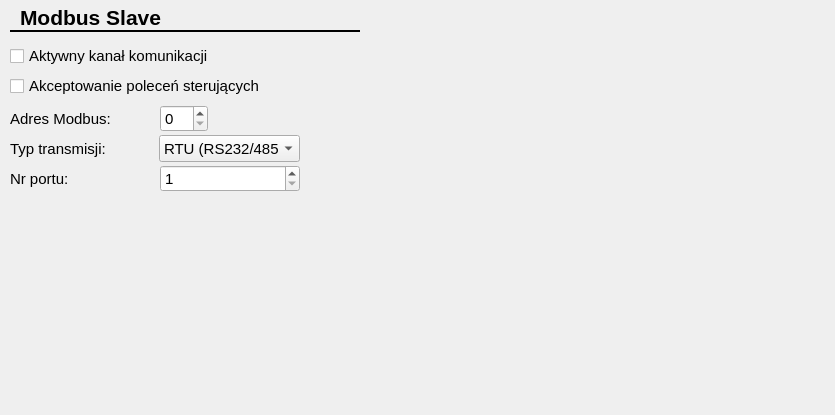
Above: CfgForms/cmodbusslavecfgform.ui from kaczmar55/koneor_v2 before the change. Below: the same form after it.
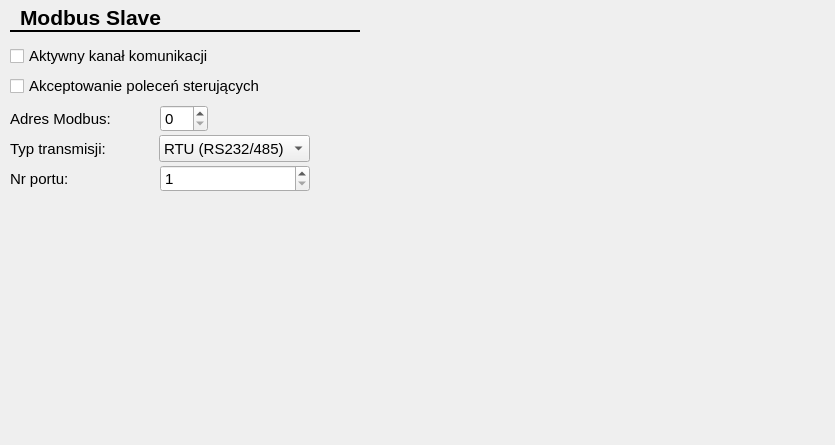
That is the form after the change.

The edit to the form file:
```diff
--- a/CfgForms/cmodbusslavecfgform.ui
+++ b/CfgForms/cmodbusslavecfgform.ui
@@ -7,7 +7,7 @@
     <x>0</x>
     <y>0</y>
     <width>835</width>
-    <height>415</height>
+    <height>445</height>
    </rect>
   </property>
   <property name="windowTitle">
@@ -79,12 +79,13 @@
     <rect>
      <x>160</x>
      <y>165</y>
-     <width>140</width>
+     <width>150</width>
      <height>27</height>
     </rect>
    </property>
    <property name="font">
     <font>
+     <family>Arial</family>
      <pointsize>11</pointsize>
     </font>
    </property>
@@ -154,12 +155,13 @@
     <rect>
      <x>159</x>
      <y>135</y>
-     <width>141</width>
+     <width>151</width>
      <height>27</height>
     </rect>
    </property>
    <property name="font">
     <font>
+     <family>Arial</family>
      <pointsize>11</pointsize>
     </font>
    </property>
```
Left out of the diff: 7 changed lines with no effect on the pictures.
